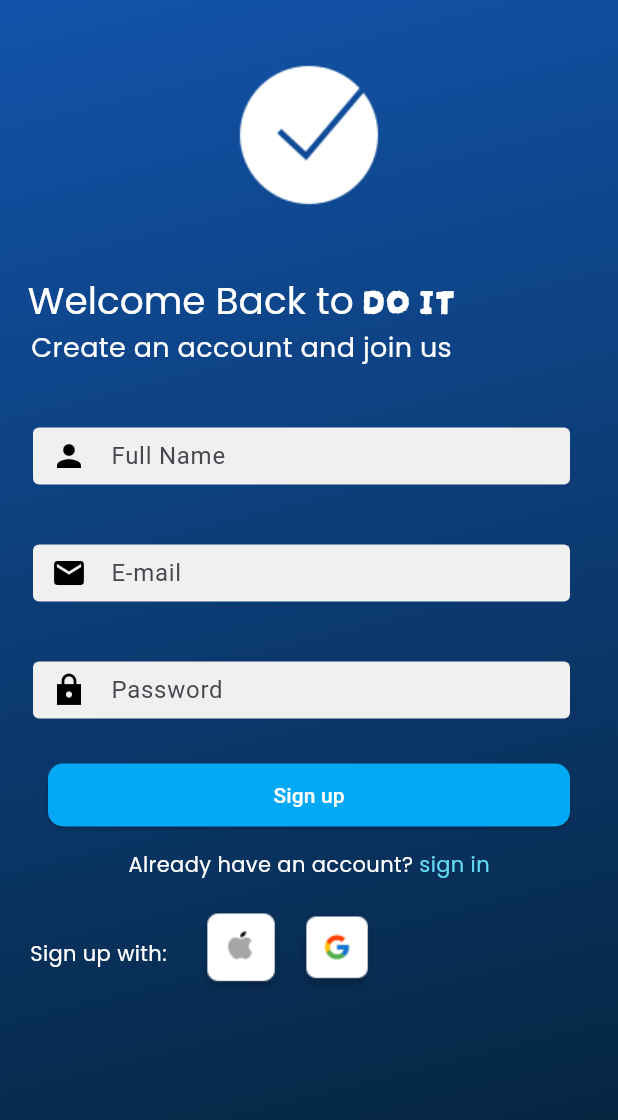
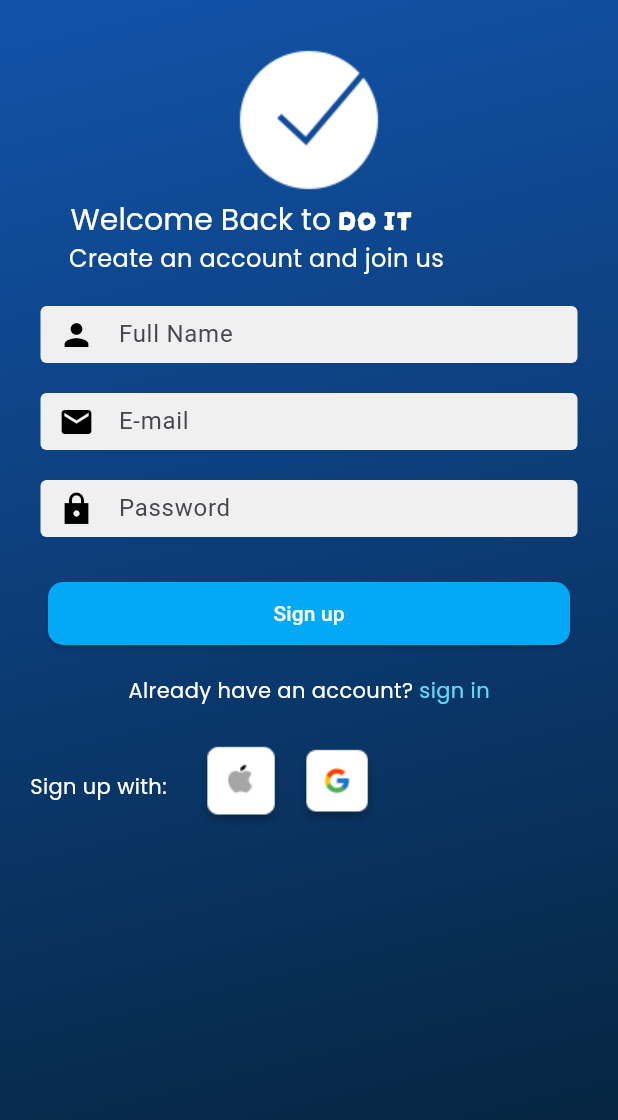
Before and after one commit to Kendra-ui/kendra_todo, a Flutter app: the Page4 screen opened directly, after a tap on the "arrow forward" icon, after a tap on "Sign in", on a phone screen of 412 x 824 dp. Shown: the top 1120 px of the screen. Run offline on Flutter 3.47's test engine with Material 2 defaults, Android fonts, the phone set to English and light mode, and no system bars; our stand-ins replace flutter_screenutil, table_calendar.

Commit message:
Initial commit

```diff
--- a/lib/onboarding/page4.dart
+++ b/lib/onboarding/page4.dart
@@ -1,5 +1,6 @@
 import 'package:flutter/material.dart';
 import 'package:kendra_todo/onboarding/page2.dart';
+import 'package:kendra_todo/onboarding/page3.dart';
 import 'package:kendra_todo/utils/custom_textfield/text1.dart';
 
 class Page4 extends StatelessWidget {
@@ -25,8 +26,11 @@ class Page4 extends StatelessWidget {
       child: Column(
       children: [
 
-        const SizedBox(height: 50,),
-        Image.asset('assets/images/protected.png'),
+        const SizedBox(height: 30,),
+
+        Flexible(
+          fit: FlexFit.loose,
+          child: Image.asset('assets/images/protected.png')),
 
       Container(
         width: 254,
@@ -43,7 +47,7 @@ class Page4 extends StatelessWidget {
           GestureDetector(
             child: Image.asset("assets/images/slider3.png"),
             onDoubleTap: () {
-              Navigator.of(context).pushReplacement(MaterialPageRoute(builder: (BuildContext  context)=> const Page2()));
+              Navigator.of(context).pushReplacement(MaterialPageRoute(builder: (BuildContext  context)=> const Page3()));
             },),
 
           Padding(
--- a/lib/utils/custom_textfield/text1.dart
+++ b/lib/utils/custom_textfield/text1.dart
@@ -1,6 +1,6 @@
 import 'package:flutter/material.dart';
 import 'package:kendra_todo/utils/custom_textfield/text2.dart';
-import 'package:flutter_screenutil/flutter_screenutil.dart';
+//import 'package:flutter_screenutil/flutter_screenutil.dart';
 
 
 class Text1 extends StatelessWidget {
@@ -32,23 +32,31 @@ class Text1 extends StatelessWidget {
 
            Padding(
              padding: const EdgeInsets.only(right:90),
+             child: Flexible(
+              fit: FlexFit.loose,
                child: RichText(
                 text: const TextSpan(
                   style: TextStyle(color: Colors.white),
                 children: [
-                TextSpan(text: 'Welcome Back to', style: TextStyle(fontFamily: 'Poppins', fontSize: 25)),
-                TextSpan(text: ' DO IT', style: TextStyle(fontFamily: 'Darumadrop One', fontSize: 25))
+                  TextSpan(text: 'Welcome Back to', style: TextStyle(fontFamily: 'Poppins', fontSize: 20)),
+                  TextSpan(text: ' DO IT', style: TextStyle(fontFamily: 'Darumadrop One', fontSize: 20))
 
                 ])
                ),
              ),
-          const  Padding(
-             padding:  EdgeInsets.only(right:90.0),
-             child:  Text('Have an other productive day!', style: TextStyle(color: Colors.white, fontFamily: 'Poppins', fontSize: 18),),
+           ),
+          const Flexible(
+            fit: FlexFit.loose,
+            child:   Padding(
+               padding:  EdgeInsets.only(right:70.0),
+               child:  Text('Have an other productive day!', style: TextStyle(color: Colors.white, fontFamily: 'Poppins', fontSize: 16),),
+             ),
           ),
 
-          Padding(
-            padding: const EdgeInsets.only(top:30.0, right: 10),
+          Flexible(
+            fit: FlexFit.loose,
+            child: Padding(
+              padding: const EdgeInsets.only(top:20.0, right: 10, left: 10),
               child: SizedBox(
                           width: 358,
                           height: 38,
@@ -67,9 +75,11 @@ class Text1 extends StatelessWidget {
                            ),
                          ),
             ),
+          ),
 
-          Padding(
-            padding: const EdgeInsets.only(top:40.0, right: 10),
+          Flexible(
+            child: Padding(
+              padding: const EdgeInsets.only(top:20.0, right: 10, left: 10),
               child: SizedBox(
                           width: 358,
                           height: 38,
@@ -87,12 +97,17 @@ class Text1 extends StatelessWidget {
                            ),
                          ),
             ),
+          ),
 
-          const Padding(padding: EdgeInsets.only(top: 10,left: 220),
+          const Flexible(
+            child:  Padding(padding: EdgeInsets.only(top: 20,left: 220),
             child: Text('Forgot password?', style: TextStyle(color: Colors.white, fontWeight: FontWeight.w300, fontFamily: 'Poppins', decoration: TextDecoration.underline, decorationColor: Colors.white),)
             ,),
-            Padding(
-              padding: const EdgeInsets.only(top:30.0),
+          ),
+
+            Flexible(
+              child: Padding(
+                padding: const EdgeInsets.only(top:20.0),
                 child: SizedBox(
                   width: 348,
                   height: 42,
@@ -115,9 +130,11 @@ class Text1 extends StatelessWidget {
                     ),
                 ),
               ),
+            ),
 
-            const Padding(
-              padding:  EdgeInsets.all(15.0),
+            const Flexible(
+              child:  Padding(
+                padding:  EdgeInsets.only(top:30.0),
                 child:  Row(
                   mainAxisAlignment: MainAxisAlignment.center,
                   children: [
@@ -126,8 +143,10 @@ class Text1 extends StatelessWidget {
                   ],
                 ),
               ),
+            ),
 
-             Padding(padding: const EdgeInsets.only(top: 20, left: 20),
+             Flexible(
+               child: Padding(padding: const EdgeInsets.only(top: 20, left: 20),
                          child: Row(
                 children: [
                   const Text('Sign in with:', style: TextStyle(fontFamily: 'Poppins', color: Colors.white, fontWeight: FontWeight.w500),),
@@ -137,6 +156,7 @@ class Text1 extends StatelessWidget {
                   )
                 ],
                          ),
+                         ),
              )
           ]
            ),
--- a/lib/utils/custom_textfield/text2.dart
+++ b/lib/utils/custom_textfield/text2.dart
@@ -1,6 +1,6 @@
 import 'package:flutter/material.dart';
 import 'package:kendra_todo/utils/custom_textfield/text3.dart';
-import 'package:flutter_screenutil/flutter_screenutil.dart';
+//import 'package:flutter_screenutil/flutter_screenutil.dart';
 
 
 class Text2 extends StatefulWidget {
@@ -29,41 +29,38 @@ class _Text2 extends State<Text2> {
               ],
             )
         ),
-         child: LayoutBuilder(
-          builder: (BuildContext context, BoxConstraints constraints) {
-            return SingleChildScrollView(
-              child: ConstrainedBox(
-                constraints: BoxConstraints(
-                  minHeight: constraints.maxHeight
-                ),
-                child: IntrinsicHeight(
-
-            child:
-            Column(
+        child:Column(
           children: [
-            Padding(padding: const EdgeInsets.all(40),
-          child: Image.asset('assets/images/Checkmark.png'),
-          ),
+            const SizedBox(height: 30,),
+            Image.asset('assets/images/Checkmark.png'),
 
            Padding(
              padding: const EdgeInsets.only(right:90),
+             child: Flexible(
+              fit: FlexFit.loose,
                child: RichText(
                 text: const TextSpan(
                   style: TextStyle(color: Colors.white),
                 children: [
-                TextSpan(text: 'Welcome Back to', style: TextStyle(fontFamily: 'Poppins', fontSize: 25)),
-                TextSpan(text: ' DO IT', style: TextStyle(fontFamily: 'Darumadrop One', fontSize: 25))
+                  TextSpan(text: 'Welcome Back to', style: TextStyle(fontFamily: 'Poppins', fontSize: 20)),
+                  TextSpan(text: ' DO IT', style: TextStyle(fontFamily: 'Darumadrop One', fontSize: 20))
 
                 ])
                ),
              ),
-          const  Padding(
-             padding:  EdgeInsets.only(right:90.0),
-             child:  Text('Create an account and join us', style: TextStyle(color: Colors.white, fontFamily: 'Poppins', fontSize: 18),),
+           ),
+          const Flexible(
+            fit: FlexFit.loose,
+            child:   Padding(
+               padding:  EdgeInsets.only(right:70.0),
+               child:  Text('Create an account and join us', style: TextStyle(color: Colors.white, fontFamily: 'Poppins', fontSize: 16),),
+             ),
           ),
 
-           Padding(
-            padding: const EdgeInsets.only(top:40.0, right: 10),
+           Flexible(
+            fit: FlexFit.loose,
+             child: Padding(
+              padding: const EdgeInsets.only(top:20.0, right: 10, left: 10),
               child: SizedBox(
                           width: 358,
                           height: 38,
@@ -81,9 +78,11 @@ class _Text2 extends State<Text2> {
                            ),
                          ),
                      ),
+           ),
 
-          Padding(
-            padding: const EdgeInsets.only(top:40.0, right: 10),
+          Flexible(
+            child: Padding(
+              padding: const EdgeInsets.only(top:20.0, right: 10, left: 10),
               child: SizedBox(
                           width: 358,
                           height: 38,
@@ -102,9 +101,11 @@ class _Text2 extends State<Text2> {
                            ),
                          ),
             ),
+          ),
 
-          Padding(
-            padding: const EdgeInsets.only(top:40.0, right: 10),
+          Flexible(
+            child: Padding(
+              padding: const EdgeInsets.only(top:20.0, right: 10, left: 10),
               child: SizedBox(
                           width: 358,
                           height: 38,
@@ -122,10 +123,13 @@ class _Text2 extends State<Text2> {
                            ),
                          ),
             ),
+          ),
 
 
-            Padding(
-              padding: const EdgeInsets.only(top:30.0),
+            Flexible(
+              fit: FlexFit.loose,
+              child: Padding(
+                padding: const EdgeInsets.only(top:30.0,left: 20, right: 20),
                 child: SizedBox(
                   width: 348,
                   height: 42,
@@ -148,9 +152,11 @@ class _Text2 extends State<Text2> {
                     ),
                 ),
               ),
+            ),
 
-            const Padding(
-              padding:  EdgeInsets.all(15.0),
+            const Flexible(
+              child: Padding(
+                padding:  EdgeInsets.all(20.0),
                 child:  Row(
                   mainAxisAlignment: MainAxisAlignment.center,
                   children: [
@@ -159,8 +165,10 @@ class _Text2 extends State<Text2> {
                   ],
                 ),
               ),
+            ),
 
-             Padding(padding: const EdgeInsets.only(top: 5, left: 20),
+             Flexible(
+               child: Padding(padding: const EdgeInsets.only(top: 5, left: 20),
                          child: Row(
                 children: [
                   const Text('Sign up with:', style: TextStyle(fontFamily: 'Poppins', color: Colors.white, fontWeight: FontWeight.w500),),
@@ -169,12 +177,10 @@ class _Text2 extends State<Text2> {
                     child: Image.asset('assets/images/Frame 18.png'),
                   )
                 ],
-            ),)
+                         ),),
+             )
           ]
            ),
-          ),
-      )
-    );
-
-  }))));
-}}
+    )));
+}
+}
```
Also changed, not shown: lib/onboarding/page1.dart (+14 -8 lines), lib/onboarding/page2.dart (+10 -4 lines), lib/onboarding/page3.dart (+9 -4 lines), lib/widgets/info2.dart (+9 -16 lines), lib/widgets/info3.dart (+7 -11 lines), lib/widgets/splash_screen.dart (+13 -7 lines). Lines whose indentation alone changed are shown as unchanged.
